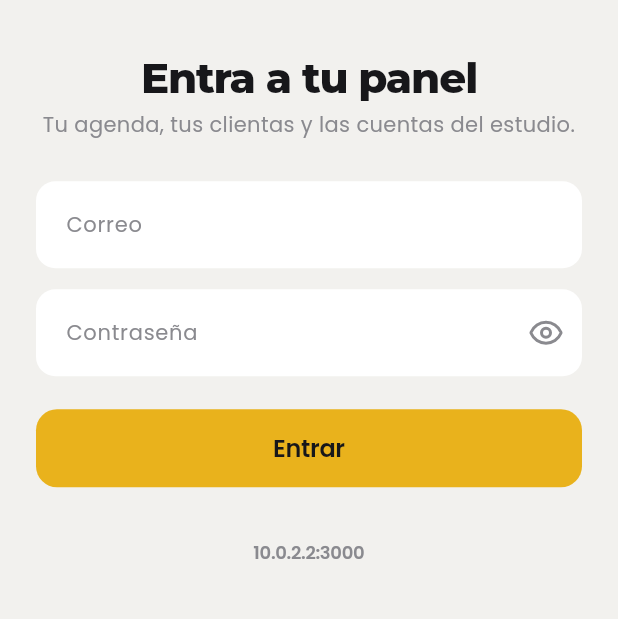
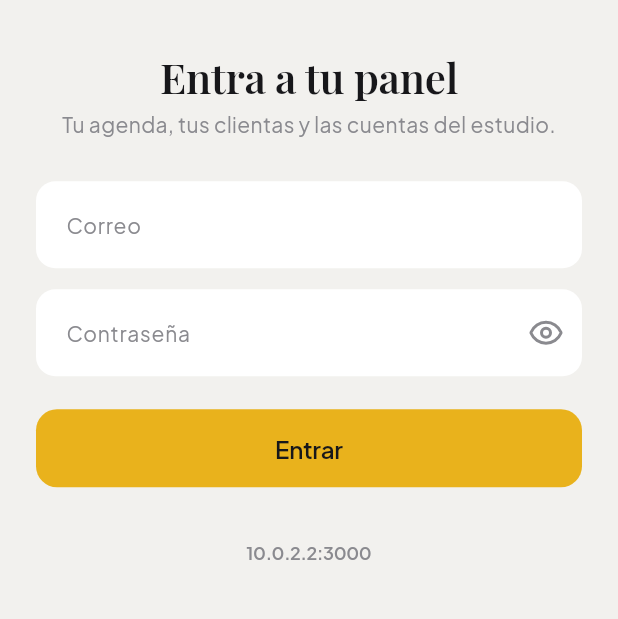
Before and after one commit to KronnicxZ/ariale, a Flutter app: the screen it shows after launch, on a phone screen of 412 x 824 dp, the part 382-1001 px from its top. Run offline on Flutter 3.47's test engine with Material 3 defaults, Android fonts, the phone set to English and light mode, and no system bars; our stand-ins replace firebase_core, firebase_messaging, flutter_contacts, flutter_local_notifications, google_fonts, lucide_icons_flutter and 2 more; accounts and stored records are empty.

Commit message:
Galería en mosaico, quién viene ya elegida, y la serif de la web en la app
La galería de la portada pasa a columnas CSS: el navegador reparte las
fotos para que las columnas queden parejas de alto, cosa que con `grid` y
filas fijas siempre dejaba un hueco largo abajo. Unas fotos van más altas
que otras, que es de lo que vive un mosaico. Entra además la pared de
esmaltes del estudio, la doceava.

En reservar ya no está "la primera disponible": al llegar al paso de con
quién, viene elegida la que de verdad se dedica a eso. De las que pueden
con todo lo pedido gana la que menos sabe hacer de la otra área, así que
solo depilación cae en Arianny —aunque Alejandra también sepa cejas— y
uñas o pies caen en Alejandra. Si la cita mezcla las dos áreas, no se
elige a nadie: van las dos, cada quien lo suyo y a la misma hora.

El panel de la izquierda de reservar se rehace: el recorte de la foto va
hacia la derecha porque en una columna tan alta y estrecha el centro era
la cortina negra, el logotipo crece, el lema baja a tres líneas y ya no
se corta, y el horario se dice en 12 horas como en la portada. `hora12`
se muda a lib/date, que es de donde sale todo lo de fechas.

La app toma las dos tipografías de la página. Playfair Display solo de 18
para arriba y en w600, con el mismo interletraje de la web; por debajo de
eso el título cae en Plus Jakarta Sans, porque una serif de contraste
alto a 13 o 14 puntos en un teléfono se convierte en una mancha.

Y los dos botones de WhatsApp de la barra del teléfono llevan el nombre
recortado: dos círculos verdes iguales no decían a cuál le escribías, y
las dos empiezan por A.

Co-Authored-By: Claude Opus 5 <noreply@anthropic.com>

```diff
--- a/movil/lib/tema.dart
+++ b/movil/lib/tema.dart
@@ -62,37 +62,44 @@ class Marca {
       fondo.computeLuminance() > 0.55 ? negro : Colors.white;
 }
 
-/// Dos tipografías y una regla sola.
+/// Dos tipografías, las mismas de la página.
 ///
-/// Montserrat, en extranegrita, para todo lo que titula: el nombre de la
-/// pantalla, la fecha grande, los encabezados de sección. Es ancha y de
-/// trazo firme, así que un título tiene peso aunque sea corto.
+/// Playfair Display para lo que titula. Es una serif de contraste alto: los
+/// trazos finos se le adelgazan mucho, así que aquí solo aparece de 18 en
+/// adelante y nunca pasa de w600 — más negra, a la densidad de un teléfono
+/// se emborrona. Por debajo de 18 el título cae en la sans, que a 13 o 14
+/// puntos sigue leyéndose y la serif no.
 ///
-/// Poppins, ligera, para todo lo demás: texto, apoyos y cifras. Es más
-/// estrecha y redonda, y al ir en peso normal deja respirar al título.
+/// Plus Jakarta Sans para todo lo demás: texto, apoyos y cifras.
 ///
-/// El contraste sale del peso y del ancho, no de mezclar géneros: las dos
-/// son geométricas y se llevan bien.
-double _apretado(double tamano) {
-  if (tamano >= 30) return -1.1;
-  if (tamano >= 24) return -0.8;
-  return -0.3;
+/// Playfair ya viene apretada de fábrica: el interletraje es apenas
+/// negativo y proporcional al tamaño — el mismo -0.008em de la web.
+double _apretado(double tamano) => tamano * -0.008;
+
+/// Títulos y encabezados.
+TextStyle titulo(double tamano, {Color? color, FontWeight? peso}) {
+  if (tamano < 18) {
+    return GoogleFonts.plusJakartaSans(
+      fontSize: tamano,
+      fontWeight: peso ?? FontWeight.w700,
+      color: color ?? Marca.texto,
+      height: 1.25,
+      letterSpacing: -0.2,
+    );
+  }
+  return GoogleFonts.playfairDisplay(
+    fontSize: tamano,
+    fontWeight: peso ?? FontWeight.w600,
+    color: color ?? Marca.texto,
+    height: tamano >= 24 ? 1.12 : 1.22,
+    letterSpacing: _apretado(tamano),
+  );
 }
-
-/// Títulos y encabezados. Siempre en Montserrat y siempre con peso.
-TextStyle titulo(double tamano, {Color? color, FontWeight? peso}) =>
-    GoogleFonts.montserrat(
-      fontSize: tamano,
-      fontWeight: peso ?? (tamano >= 24 ? FontWeight.w800 : FontWeight.w700),
-      color: color ?? Marca.texto,
-      height: tamano >= 24 ? 1.12 : 1.2,
-      letterSpacing: _apretado(tamano),
-    );
 
 /// Cifras con espaciado tabular: el dinero se lee de un vistazo y las
 /// columnas de números no bailan al cambiar de valor.
 TextStyle cifra(double tamano, {Color? color, FontWeight peso = FontWeight.w600}) =>
-    GoogleFonts.poppins(
+    GoogleFonts.plusJakartaSans(
       fontSize: tamano,
       fontWeight: peso,
       color: color ?? Marca.texto,
@@ -102,7 +109,7 @@ TextStyle cifra(double tamano, {Color? color, FontWeight peso = FontWeight.w600}
 
 /// Rótulo diminuto en versales para encabezar una cifra o una columna. Es
 /// el escalón entre el título y el texto gris.
-TextStyle micro({Color? color}) => GoogleFonts.poppins(
+TextStyle micro({Color? color}) => GoogleFonts.plusJakartaSans(
       fontSize: 10,
       fontWeight: FontWeight.w600,
       color: color ?? Marca.textoTenue,
@@ -112,7 +119,7 @@ TextStyle micro({Color? color}) => GoogleFonts.poppins(
 /// Rótulo pequeño y gris para lo secundario. Se llama `sutil` y no `apoyo`
 /// porque varios widgets ya tienen un campo con ese nombre.
 TextStyle sutil(double tamano, {Color? color, FontWeight peso = FontWeight.w400}) =>
-    GoogleFonts.poppins(
+    GoogleFonts.plusJakartaSans(
       fontSize: tamano,
       fontWeight: peso,
       color: color ?? Marca.textoSuave,
@@ -147,7 +154,7 @@ ThemeData construirTema() {
     ),
   );
 
-  final texto = GoogleFonts.poppinsTextTheme(base.textTheme).apply(
+  final texto = GoogleFonts.plusJakartaSansTextTheme(base.textTheme).apply(
     bodyColor: Marca.texto,
     displayColor: Marca.texto,
   );
@@ -163,7 +170,7 @@ ThemeData construirTema() {
       elevation: 0,
       scrolledUnderElevation: 0,
       centerTitle: true,
-      titleTextStyle: GoogleFonts.poppins(
+      titleTextStyle: GoogleFonts.plusJakartaSans(
         fontSize: 16.5,
         fontWeight: FontWeight.w600,
         color: Marca.texto,
@@ -186,7 +193,7 @@ ThemeData construirTema() {
         minimumSize: const Size(0, 52),
         elevation: 0,
         overlayColor: Marca.negro,
-        textStyle: GoogleFonts.poppins(
+        textStyle: GoogleFonts.plusJakartaSans(
           fontSize: 16,
           fontWeight: FontWeight.w600,
           letterSpacing: -0.2,
@@ -203,7 +210,7 @@ ThemeData construirTema() {
         minimumSize: const Size(0, 48),
         side: BorderSide.none,
         overlayColor: Marca.texto,
-        textStyle: GoogleFonts.poppins(
+        textStyle: GoogleFonts.plusJakartaSans(
           fontSize: 15,
           fontWeight: FontWeight.w600,
           letterSpacing: -0.2,
@@ -214,7 +221,7 @@ ThemeData construirTema() {
     textButtonTheme: TextButtonThemeData(
       style: TextButton.styleFrom(
         foregroundColor: Marca.texto,
-        textStyle: GoogleFonts.poppins(
+        textStyle: GoogleFonts.plusJakartaSans(
           fontSize: 15,
           fontWeight: FontWeight.w600,
           letterSpacing: -0.2,
@@ -237,9 +244,9 @@ ThemeData construirTema() {
         borderRadius: BorderRadius.circular(13),
         borderSide: const BorderSide(color: Marca.dorado, width: 1.6),
       ),
-      labelStyle: GoogleFonts.poppins(color: Marca.textoSuave, fontSize: 14),
-      helperStyle: GoogleFonts.poppins(color: Marca.textoSuave, fontSize: 12),
-      hintStyle: GoogleFonts.poppins(color: Marca.textoTenue, fontSize: 15),
+      labelStyle: GoogleFonts.plusJakartaSans(color: Marca.textoSuave, fontSize: 14),
+      helperStyle: GoogleFonts.plusJakartaSans(color: Marca.textoSuave, fontSize: 12),
+      hintStyle: GoogleFonts.plusJakartaSans(color: Marca.textoTenue, fontSize: 15),
     ),
     // Barra inferior sin pastilla de selección: el icono lleno y el texto
     // en negro bastan para saber dónde estás.
@@ -266,7 +273,7 @@ ThemeData construirTema() {
         ),
       ),
       labelTextStyle: WidgetStateProperty.resolveWith(
-        (states) => GoogleFonts.poppins(
+        (states) => GoogleFonts.plusJakartaSans(
           fontSize: 10.5,
           fontWeight: states.contains(WidgetState.selected)
               ? FontWeight.w600
@@ -295,13 +302,13 @@ ThemeData construirTema() {
       showCheckmark: false,
       padding: const EdgeInsets.symmetric(horizontal: 12, vertical: 8),
       shape: RoundedRectangleBorder(borderRadius: BorderRadius.circular(999)),
-      labelStyle: GoogleFonts.poppins(
+      labelStyle: GoogleFonts.plusJakartaSans(
         fontSize: 13.5,
         fontWeight: FontWeight.w600,
         letterSpacing: -0.2,
         color: Marca.textoSuave,
       ),
-      secondaryLabelStyle: GoogleFonts.poppins(
+      secondaryLabelStyle: GoogleFonts.plusJakartaSans(
         fontSize: 13.5,
         fontWeight: FontWeight.w600,
         letterSpacing: -0.2,
@@ -326,7 +333,7 @@ ThemeData construirTema() {
       focusElevation: 2,
       hoverElevation: 2,
       highlightElevation: 2,
-      extendedTextStyle: GoogleFonts.poppins(
+      extendedTextStyle: GoogleFonts.plusJakartaSans(
         fontSize: 15.5,
         fontWeight: FontWeight.w600,
         letterSpacing: -0.2,
@@ -338,11 +345,12 @@ ThemeData construirTema() {
       surfaceTintColor: Colors.transparent,
       elevation: 0,
       shape: RoundedRectangleBorder(borderRadius: BorderRadius.circular(20)),
-      titleTextStyle: GoogleFonts.poppins(
-        fontSize: 18,
-        fontWeight: FontWeight.w700,
+      // El título del diálogo sí es serif: es la única línea grande que hay.
+      titleTextStyle: GoogleFonts.playfairDisplay(
+        fontSize: 19,
+        fontWeight: FontWeight.w600,
         color: Marca.texto,
-        letterSpacing: -0.4,
+        height: 1.24,
       ),
     ),
     bottomSheetTheme: const BottomSheetThemeData(
@@ -353,7 +361,7 @@ ThemeData construirTema() {
     snackBarTheme: SnackBarThemeData(
       behavior: SnackBarBehavior.floating,
       backgroundColor: Marca.negro,
-      contentTextStyle: GoogleFonts.poppins(
+      contentTextStyle: GoogleFonts.plusJakartaSans(
         color: Colors.white,
         fontSize: 14,
         letterSpacing: -0.2,
```
Also changed, not shown: public/trabajos/estudio-esmaltes.jpg (added), 6 other files.
